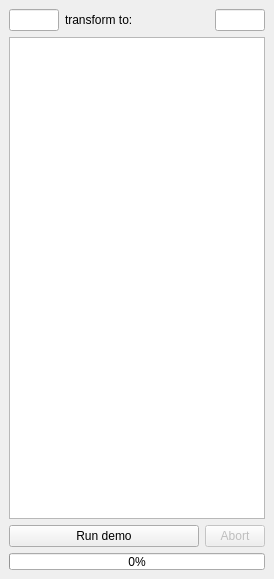
The window that ants3bundle/src/ants3/gui/ademowindow.ui (andrmor/ANTS3bundle) describes before a commit, drawn with Qt 5.
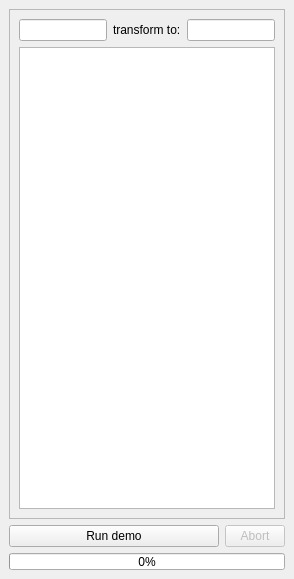
The same window after the commit.

Diff of the .ui file:
```diff
--- a/ants3bundle/src/ants3/gui/ademowindow.ui
+++ b/ants3bundle/src/ants3/gui/ademowindow.ui
@@ -6,7 +6,7 @@
    <rect>
     <x>0</x>
     <y>0</y>
-    <width>274</width>
+    <width>294</width>
     <height>579</height>
    </rect>
   </property>
@@ -14,6 +14,15 @@
    <string>MainWindow</string>
   </property>
   <widget class="QWidget" name="centralwidget">
+   <layout class="QVBoxLayout" name="verticalLayout_2">
+    <item>
+     <widget class="QFrame" name="frInput">
+      <property name="frameShape">
+       <enum>QFrame::StyledPanel</enum>
+      </property>
+      <property name="frameShadow">
+       <enum>QFrame::Raised</enum>
+      </property>
    <layout class="QVBoxLayout" name="verticalLayout">
     <item>
      <layout class="QHBoxLayout" name="horizontalLayout_2">
@@ -30,13 +39,13 @@
         </property>
         <property name="minimumSize">
          <size>
-          <width>50</width>
+             <width>75</width>
           <height>0</height>
          </size>
         </property>
         <property name="maximumSize">
          <size>
-          <width>50</width>
+             <width>16777215</width>
           <height>16777215</height>
          </size>
         </property>
@@ -62,13 +71,13 @@
         </property>
         <property name="minimumSize">
          <size>
-          <width>50</width>
+             <width>75</width>
           <height>0</height>
          </size>
         </property>
         <property name="maximumSize">
          <size>
-          <width>50</width>
+             <width>16777215</width>
           <height>16777215</height>
          </size>
         </property>
@@ -95,6 +104,9 @@
       </property>
      </widget>
     </item>
+      </layout>
+     </widget>
+    </item>
     <item>
      <layout class="QHBoxLayout" name="horizontalLayout">
       <property name="topMargin">
```
Left out of the diff: 2 changed lines with no effect on the pictures. Lines whose indentation alone changed are shown as unchanged.
